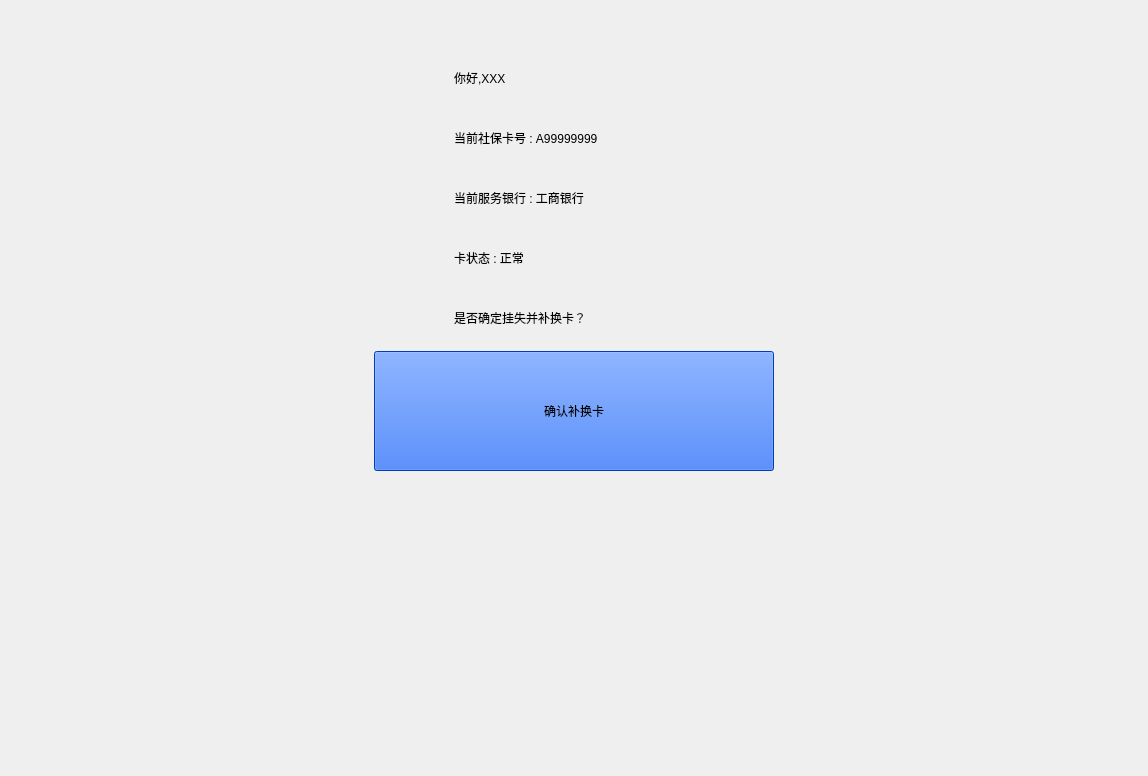
Above: SSCard_System/uc_ensureinformation.ui from leithergit/SSCard_System before the change. Below: the same form after it.
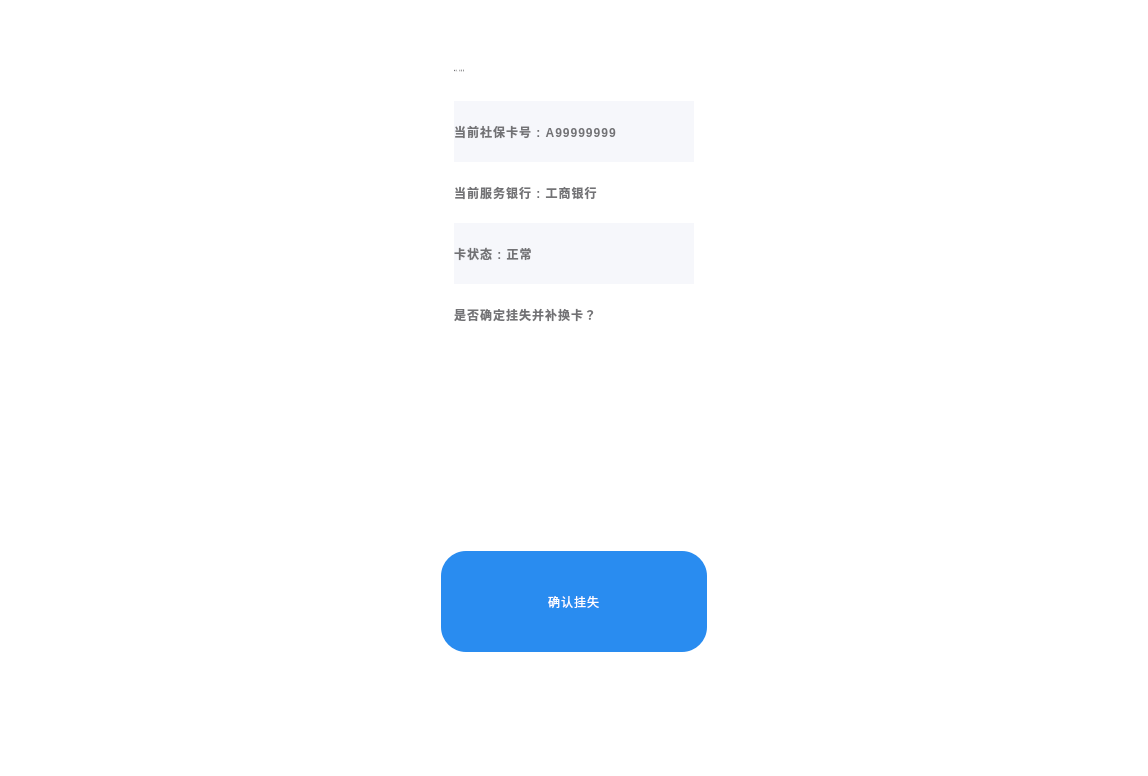
That is the form after the change.

```diff
--- a/SSCard_System/uc_ensureinformation.ui
+++ b/SSCard_System/uc_ensureinformation.ui
@@ -13,7 +13,25 @@
   <property name="windowTitle">
    <string>Form</string>
   </property>
-  <layout class="QVBoxLayout" name="verticalLayout_2" stretch="0,3,2,3">
+  <property name="styleSheet">
+   <string notr="true">#EnsureInformation{background-color: #ffffff;}</string>
+  </property>
+  <layout class="QVBoxLayout" name="verticalLayout_2" stretch="0,3,5,2,3">
+   <property name="spacing">
+    <number>0</number>
+   </property>
+   <property name="leftMargin">
+    <number>0</number>
+   </property>
+   <property name="topMargin">
+    <number>0</number>
+   </property>
+   <property name="rightMargin">
+    <number>0</number>
+   </property>
+   <property name="bottomMargin">
+    <number>0</number>
+   </property>
    <item>
     <spacer name="verticalSpacer_2">
      <property name="orientation">
@@ -44,20 +62,41 @@
      </item>
      <item>
       <layout class="QVBoxLayout" name="verticalLayout">
+       <property name="spacing">
+        <number>0</number>
+       </property>
        <item>
         <widget class="QLabel" name="label_Hello">
          <property name="minimumSize">
           <size>
            <width>240</width>
-           <height>40</height>
+           <height>61</height>
           </size>
          </property>
+         <property name="maximumSize">
+          <size>
+           <width>16777215</width>
+           <height>61</height>
+          </size>
+         </property>
+         <property name="font">
+          <font>
+           <family>思源黑体 CN Medium</family>
+           <pointsize>-1</pointsize>
+           <weight>7</weight>
+           <italic>false</italic>
+           <bold>false</bold>
+          </font>
+         </property>
          <property name="styleSheet">
-          <string notr="true">font: 25 48pt &quot;Microsoft YaHei UI&quot;;
-color: rgb(0, 0, 0);</string>
+          <string notr="true">font-weight: bold;
+line-height: 44px;
+letter-spacing: 1px;
+color: #727275;
+font: 57 42px &quot;思源黑体 CN Medium&quot;;</string>
          </property>
          <property name="text">
-          <string>你好,XXX</string>
+          <string>你好,张某某</string>
          </property>
          <property name="alignment">
           <set>Qt::AlignLeading|Qt::AlignLeft|Qt::AlignVCenter</set>
@@ -69,12 +108,22 @@
          <property name="minimumSize">
           <size>
            <width>240</width>
-           <height>40</height>
+           <height>61</height>
+          </size>
+         </property>
+         <property name="maximumSize">
+          <size>
+           <width>16777215</width>
+           <height>61</height>
           </size>
          </property>
          <property name="styleSheet">
-          <string notr="true">font: 25 48pt &quot;Microsoft YaHei UI&quot;;
-color: rgb(0, 0, 0);</string>
+          <string notr="true">font-weight: bold;
+line-height: 44px;
+letter-spacing: 1px;
+color: #727275;
+font: 57 42px &quot;思源黑体 CN Medium&quot;;
+background-color: #f6f7fb;</string>
          </property>
          <property name="text">
           <string>当前社保卡号 : A99999999</string>
@@ -89,12 +138,21 @@
          <property name="minimumSize">
           <size>
            <width>240</width>
-           <height>40</height>
+           <height>61</height>
+          </size>
+         </property>
+         <property name="maximumSize">
+          <size>
+           <width>16777215</width>
+           <height>61</height>
           </size>
          </property>
          <property name="styleSheet">
-          <string notr="true">font: 25 48pt &quot;Microsoft YaHei UI&quot;;
-color: rgb(0, 0, 0);</string>
+          <string notr="true">font-weight: bold;
+line-height: 44px;
+letter-spacing: 1px;
+color: #727275;
+font: 57 42px &quot;思源黑体 CN Medium&quot;;</string>
          </property>
          <property name="text">
           <string>当前服务银行 : 工商银行</string>
@@ -109,12 +167,22 @@
          <property name="minimumSize">
           <size>
            <width>240</width>
-           <height>40</height>
+           <height>61</height>
+          </size>
+         </property>
+         <property name="maximumSize">
+          <size>
+           <width>16777215</width>
+           <height>61</height>
           </size>
          </property>
          <property name="styleSheet">
-          <string notr="true">font: 25 48pt &quot;Microsoft YaHei UI&quot;;
-color: rgb(0, 0, 0);</string>
+          <string notr="true">font-weight: bold;
+line-height: 44px;
+letter-spacing: 1px;
+color: #727275;
+font: 57 42px &quot;思源黑体 CN Medium&quot;;
+background-color: #f6f7fb;</string>
          </property>
          <property name="text">
           <string>卡状态 : 正常</string>
@@ -129,12 +197,21 @@
          <property name="minimumSize">
           <size>
            <width>240</width>
-           <height>40</height>
+           <height>61</height>
+          </size>
+         </property>
+         <property name="maximumSize">
+          <size>
+           <width>16777215</width>
+           <height>61</height>
           </size>
          </property>
          <property name="styleSheet">
-          <string notr="true">font: 25 48pt &quot;Microsoft YaHei UI&quot;;
-color: rgb(0, 0, 0);</string>
+          <string notr="true">font-weight: bold;
+line-height: 44px;
+letter-spacing: 1px;
+color: #727275;
+font: 57 42px &quot;思源黑体 CN Medium&quot;;</string>
          </property>
          <property name="text">
           <string>是否确定挂失并补换卡？</string>
@@ -161,8 +238,24 @@
      </item>
     </layout>
    </item>
+   <item>
+    <spacer name="verticalSpacer_3">
+     <property name="orientation">
+      <enum>Qt::Vertical</enum>
+     </property>
+     <property name="sizeHint" stdset="0">
+      <size>
+       <width>20</width>
+       <height>40</height>
+      </size>
+     </property>
+    </spacer>
+   </item>
    <item>
     <layout class="QHBoxLayout" name="horizontalLayout">
+     <property name="spacing">
+      <number>0</number>
+     </property>
      <item>
       <spacer name="horizontalSpacer">
        <property name="orientation">
@@ -180,23 +273,23 @@
       <widget class="QPushButton" name="pushButton_OK">
        <property name="minimumSize">
         <size>
-         <width>400</width>
-         <height>120</height>
+         <width>266</width>
+         <height>101</height>
         </size>
        </property>
        <property name="styleSheet">
-        <string notr="true">image-origin: content;
-image-position: left;
-padding-left: 2px;
-imagerepeat: no-repeat;
-padding-right: 2px;
-font-size: 12px;
-font: 48pt &quot;Microsoft YaHei UI&quot;;
-color: rgb(0, 0, 0);
-background-color: rgb(0, 85, 255);</string>
+        <string notr="true">QPushButton{background-color: #298cf0;
+border-radius: 25px;
+font: 57 42px &quot;思源黑体 CN Medium&quot;;
+font-weight: normal;
+line-height: 49px;
+letter-spacing: 1px;
+color: #ffffff;}
+QPushButton:pressed{background:#38a357;}
+</string>
        </property>
        <property name="text">
-        <string>确认补换卡</string>
+        <string>确认挂失</string>
        </property>
       </widget>
      </item>
```
